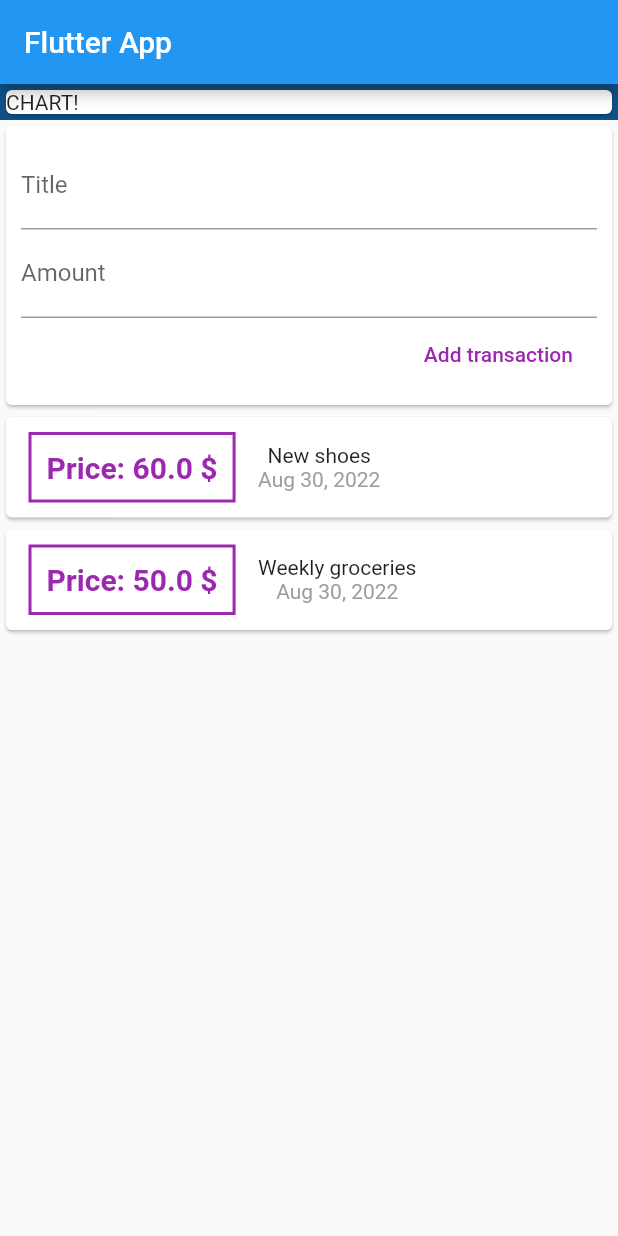
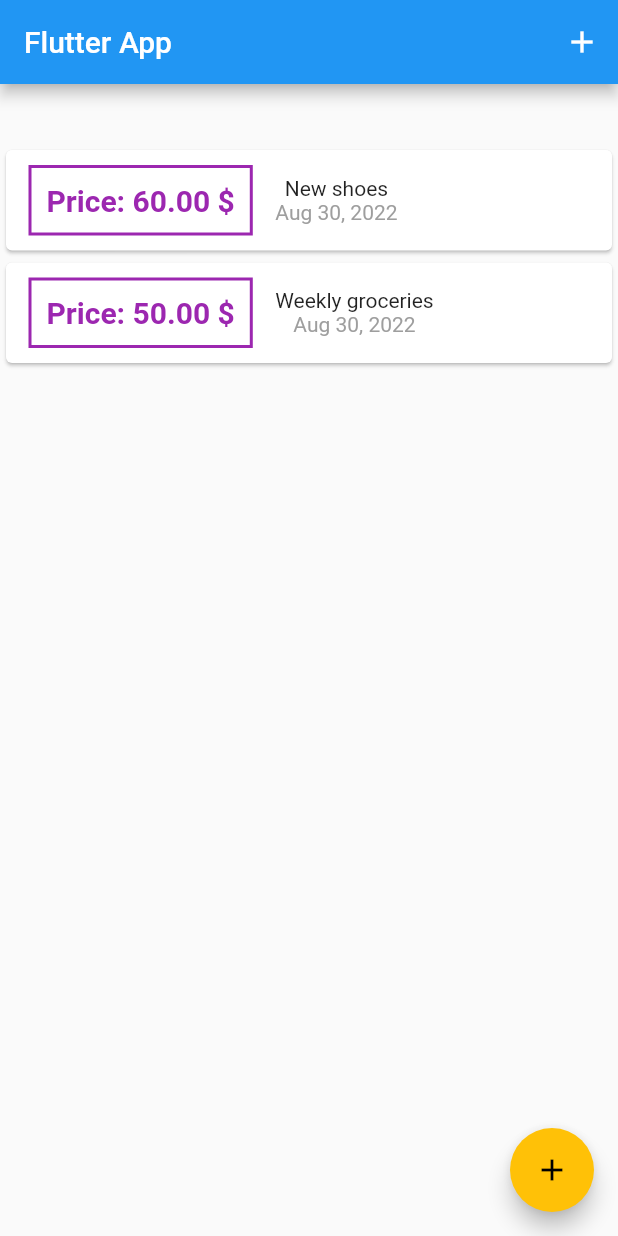
Before and after one commit to Arkadian404/flutter_new, a Flutter app: the screen it shows after launch, on a phone screen of 412 x 824 dp. Run offline on Flutter 3.47's test engine with Material 2 defaults, Android fonts, the phone set to English and light mode, and no system bars.

Commit message:
Create a new chart and fix some bugs!

```diff
--- a/lib/main.dart
+++ b/lib/main.dart
@@ -1,5 +1,8 @@
 import 'package:flutter/material.dart';
-import "./widgets/user_transactions.dart";
+import 'package:flutter_complete_guide/widgets/new_transactions.dart';
+import 'package:flutter_complete_guide/widgets/transaction_list.dart';
+import "./models/transaction.dart";
+import './widgets/chart.dart';
 
 void main() => runApp(const MyApp());
 
@@ -10,38 +13,83 @@ class MyApp extends StatelessWidget {
   Widget build(BuildContext context) {
     return MaterialApp(
       title: 'Flutter App',
+      theme: ThemeData(primaryColor: Colors.purple, accentColor: Colors.amber),
       home: MyHomepage(),
     );
   }
 }
 
-// ignore: must_be_immutable
-class MyHomepage extends StatelessWidget {
-  MyHomepage({Key? key}) : super(key: key);
-  final inputAmount = TextEditingController();
-  final inputTitle = TextEditingController();
+class MyHomepage extends StatefulWidget {
+  const MyHomepage({Key? key}) : super(key: key);
+
+  @override
+  State<MyHomepage> createState() => _MyHomepageState();
+}
+
+class _MyHomepageState extends State<MyHomepage> {
+  final List<Transaction> _userTransactions = [
+    Transaction(id: 't1', title: 'New shoes', amount: 60, date: DateTime.now()),
+    Transaction(
+        id: 't2', title: 'Weekly groceries', amount: 50, date: DateTime.now()),
+  ];
+
+  List<Transaction> get _recentTransactions {
+    return _userTransactions.where((tx) {
+      return tx.date.isAfter(
+        DateTime.now().subtract(
+          Duration(days: 7),
+        ),
+      );
+    }).toList();
+  }
+
+  void _addNewTransaction(String txTitle, double txAmount) {
+    final newTx = Transaction(
+        id: DateTime.now().toString(),
+        title: txTitle,
+        amount: txAmount,
+        date: DateTime.now());
+    setState(() {
+      _userTransactions.add(newTx);
+    });
+  }
+
+  void _startAddNewTransaction(BuildContext ctx) {
+    showModalBottomSheet(
+        context: ctx,
+        builder: (_) {
+          return GestureDetector(
+            behavior: HitTestBehavior.opaque,
+            child: NewTransaction(_addNewTransaction),
+          );
+        });
+  }
 
   @override
   Widget build(BuildContext context) {
     return Scaffold(
       appBar: AppBar(
-        title: Text('Flutter App'),
+        title: const Text('Flutter App'),
+        actions: <Widget>[
+          IconButton(
+            onPressed: () => _startAddNewTransaction(context),
+            icon: const Icon(Icons.add),
+          )
+        ],
       ),
       body: SingleChildScrollView(
         child: Column(
           //mainAxisAlignment: MainAxisAlignment.spaceBetween,
           crossAxisAlignment: CrossAxisAlignment.stretch,
           children: <Widget>[
-            Container(
-              width: double.infinity,
-              color: Color.fromARGB(255, 15, 82, 136),
-              child: Card(
-                child: Text("CHART!"),
-              ),
-            ),
-            UserTransaction(),
+            Chart(_recentTransactions),
+            TransactionList(_userTransactions),
           ],
         ),
+      ),
+      floatingActionButton: FloatingActionButton(
+        child: const Icon(Icons.add),
+        onPressed: () => _startAddNewTransaction(context),
       ),
     );
   }
--- /dev/null
+++ b/lib/widgets/chart.dart
@@ -0,0 +1,35 @@
+import "package:flutter/material.dart";
+import "../models/transaction.dart";
+import 'package:intl/intl.dart';
+
+class Chart extends StatelessWidget {
+  final List<Transaction> recentTransactions;
+  Chart(this.recentTransactions);
+  List<Map<String, Object>> get groupedTransactions {
+    return List.generate(7, (index) {
+      final weekDay = DateTime.now().subtract(
+        Duration(days: index),
+      );
+      double totalSum = 0;
+      for (var i = 0; i < recentTransactions.length; i++) {
+        if (recentTransactions[i].date.day == weekDay.day &&
+            recentTransactions[i].date.month == weekDay.month &&
+            recentTransactions[i].date.year == weekDay.year) {
+          totalSum += recentTransactions[i].amount;
+        }
+      }
+      return {
+        'day': DateFormat.E().format(weekDay),
+        'amount': totalSum,
+      };
+    });
+  }
+
+  @override
+  Widget build(BuildContext context) {
+    return Card(
+      elevation: 6,
+      margin: EdgeInsets.all(20),
+    );
+  }
+}
--- a/lib/widgets/transaction_list.dart
+++ b/lib/widgets/transaction_list.dart
@@ -10,23 +10,43 @@ class TransactionList extends StatelessWidget {
   Widget build(BuildContext context) {
     return Container(
       height: 300,
-      child: ListView.builder(
+      child: transactions.isEmpty
+          ? Column(
+              children: <Widget>[
+                Text(
+                  "No transaction!",
+                  style: Theme.of(context).textTheme.titleMedium,
+                ),
+                SizedBox(
+                  height: 20,
+                ),
+                Container(
+                  height: 200,
+                  child: Image.asset(
+                    'assets/images/waiting.png',
+                    fit: BoxFit.cover,
+                  ),
+                ),
+              ],
+            )
+          : ListView.builder(
               itemBuilder: (ctx, index) {
                 return Card(
                   child: Row(
                     children: <Widget>[
                       Container(
-                  margin: EdgeInsets.symmetric(vertical: 10, horizontal: 15),
+                        margin:
+                            EdgeInsets.symmetric(vertical: 10, horizontal: 15),
                         child: Text(
-                    "Price: ${transactions[index].amount} \$",
+                          "Price: ${transactions[index].amount.toStringAsFixed(2)} \$",
                           style: TextStyle(
                               fontWeight: FontWeight.bold,
                               fontSize: 20,
-                        color: Colors.purple),
+                              color: Theme.of(context).primaryColor),
                         ),
                         decoration: BoxDecoration(
                           border: Border.all(
-                      color: Colors.purple,
+                            color: Theme.of(context).primaryColor,
                             width: 2,
                           ),
                         ),
--- a/lib/widgets/user_transactions.dart
+++ /dev/null
@@ -1,40 +0,0 @@
-import "package:flutter/material.dart";
-import "./new_transactions.dart";
-import "./transaction_list.dart";
-import "../models/transaction.dart";
-
-class UserTransaction extends StatefulWidget {
-  const UserTransaction({Key? key}) : super(key: key);
-
-  @override
-  State<UserTransaction> createState() => _UserTransactionState();
-}
-
-class _UserTransactionState extends State<UserTransaction> {
-  final List<Transaction> _userTransactions = [
-    Transaction(id: 't1', title: 'New shoes', amount: 60, date: DateTime.now()),
-    Transaction(
-        id: 't2', title: 'Weekly groceries', amount: 50, date: DateTime.now()),
-  ];
-
-  void _addNewTransaction(String txTitle, double txAmount) {
-    final newTx = Transaction(
-        id: DateTime.now().toString(),
-        title: txTitle,
-        amount: txAmount,
-        date: DateTime.now());
-    setState(() {
-      _userTransactions.add(newTx);
-    });
-  }
-
-  @override
-  Widget build(BuildContext context) {
-    return Column(
-      children: <Widget>[
-        NewTransaction(_addNewTransaction),
-        TransactionList(_userTransactions),
-      ],
-    );
-  }
-}
--- a/pubspec.yaml
+++ b/pubspec.yaml
@@ -57,8 +57,8 @@ flutter:
   uses-material-design: true
 
   # To add assets to your application, add an assets section, like this:
-  # assets:
-  #   - images/a_dot_burr.jpeg
+  assets:
+    - assets/images/waiting.png
   #   - images/a_dot_ham.jpeg
 
   # An image asset can refer to one or more resolution-specific "variants", see
```
Also changed, not shown: lib/widgets/new_transactions.dart (+23 -5 lines), assets/images/waiting.png (added). Lines whose indentation alone changed are shown as unchanged.
